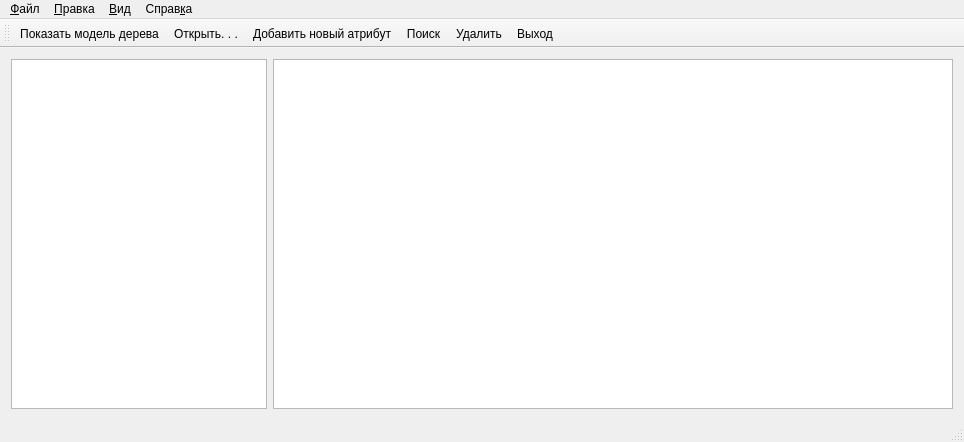
Above: mainwindow.ui from SedAndrew/treeedit before the change. Below: the same form after it.
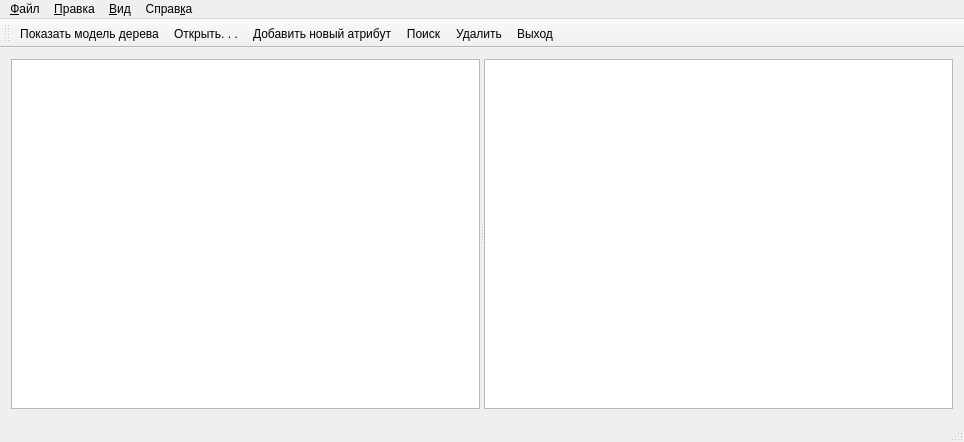
That is the form after the change. Icons and pictures are not drawn.

Commit message: Tree model

Diff of the .ui file:
```diff
--- a/mainwindow.ui
+++ b/mainwindow.ui
@@ -14,25 +14,14 @@
    <string>MainWindow</string>
   </property>
   <widget class="QWidget" name="centralWidget">
-   <layout class="QGridLayout" name="gridLayout">
-    <item row="0" column="1" rowspan="2">
-     <widget class="QTableView" name="tableView">
-      <property name="minimumSize">
-       <size>
-        <width>521</width>
-        <height>0</height>
-       </size>
+   <layout class="QHBoxLayout" name="horizontalLayout">
+    <item>
+     <widget class="QSplitter" name="splitter">
+      <property name="orientation">
+       <enum>Qt::Horizontal</enum>
       </property>
-     </widget>
-    </item>
-    <item row="0" column="0" rowspan="2">
-     <widget class="QTreeView" name="treeView_General">
-      <property name="maximumSize">
-       <size>
-        <width>256</width>
-        <height>16777215</height>
-       </size>
-      </property>
+      <widget class="QTreeView" name="treeView_General"/>
+      <widget class="QTableView" name="tableView"/>
      </widget>
     </item>
    </layout>
```
Left out of the diff: 3 changed lines with no effect on the pictures. The commit also changes 10 other files.
